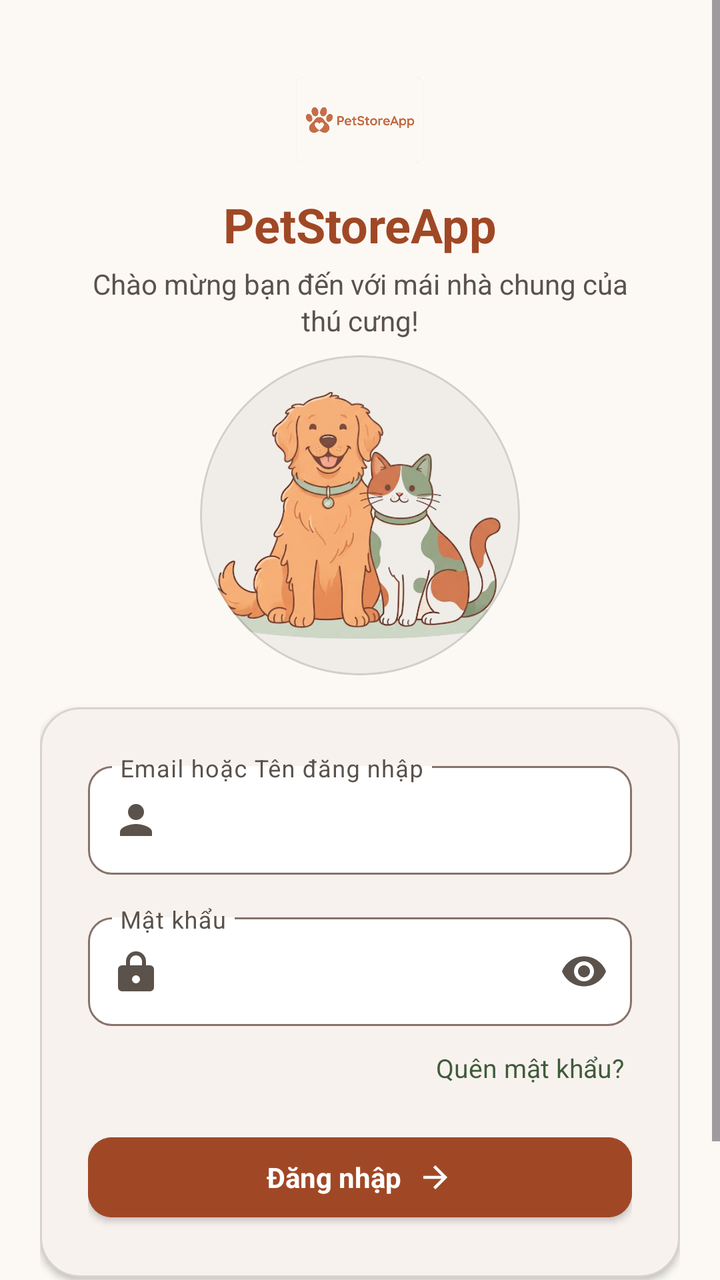
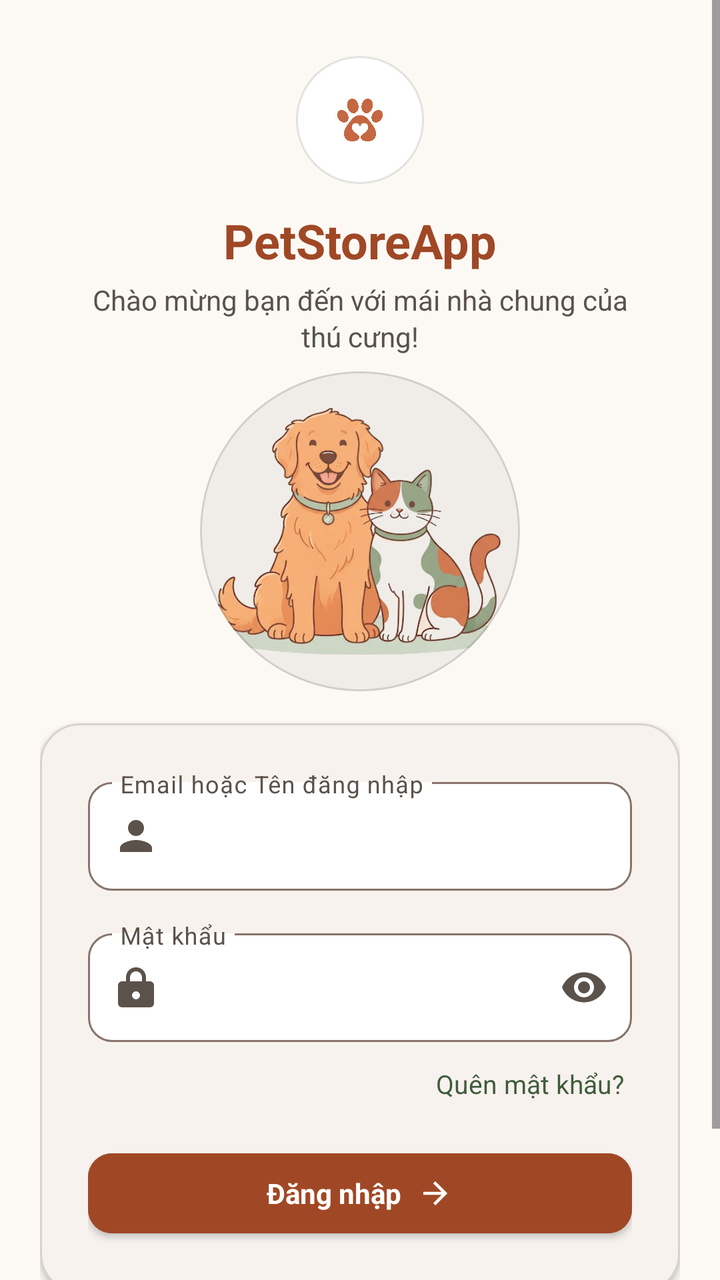

Screens rendered from an Android XML layout before and after an edit, with the pre-edit source and the edit as a unified diff.
<!-- AndroidManifest.xml: application theme Theme.QuanLyThuCung -->
<!-- res/layout/activity_login.xml -->
<?xml version="1.0" encoding="utf-8"?>
<ScrollView xmlns:android="http://schemas.android.com/apk/res/android"
    xmlns:app="http://schemas.android.com/apk/res-auto"
    xmlns:tools="http://schemas.android.com/tools"
    android:layout_width="match_parent"
    android:layout_height="match_parent"
    android:background="@color/color_background"
    android:fillViewport="true">

    <LinearLayout
        android:layout_width="match_parent"
        android:layout_height="wrap_content"
        android:orientation="vertical"
        android:paddingStart="@dimen/screen_padding"
        android:paddingEnd="@dimen/screen_padding"
        android:paddingTop="@dimen/spacing_lg"
        android:paddingBottom="@dimen/spacing_lg"
        android:gravity="center_horizontal">

        
        <ImageView
            android:id="@+id/ivLogo"
            android:layout_width="64dp"
            android:layout_height="64dp"
            android:layout_marginTop="@dimen/spacing_xs"
            android:adjustViewBounds="true"
            android:contentDescription="PetStoreApp Logo"
            android:scaleType="fitCenter"
            android:src="@drawable/petstore_logo" />

        
        <TextView
            android:id="@+id/tvAppTitle"
            android:layout_width="wrap_content"
            android:layout_height="wrap_content"
            android:layout_marginTop="@dimen/spacing_xs"
            android:text="PetStoreApp"
            android:textAppearance="@style/TextAppearance.PetStore.Title"
            android:textColor="@color/color_primary"
            android:textSize="24sp"
            android:textStyle="bold" />

        
        <TextView
            android:id="@+id/tvSubtitle"
            android:layout_width="wrap_content"
            android:layout_height="wrap_content"
            android:layout_marginTop="@dimen/spacing_xs"
            android:gravity="center"
            android:lineSpacingExtra="2dp"
            android:maxWidth="280dp"
            android:text="Chào mừng bạn đến với mái nhà chung của thú cưng!"
            android:textAppearance="@style/TextAppearance.PetStore.BodySecondary"
            android:textColor="@color/text_secondary"
            android:textSize="14sp" />

        
        <com.google.android.material.card.MaterialCardView
            android:id="@+id/cardIllustration"
            android:layout_width="160dp"
            android:layout_height="160dp"
            android:layout_marginTop="@dimen/spacing_sm"
            android:layout_marginBottom="@dimen/spacing_md"
            app:cardBackgroundColor="@color/color_surface_variant"
            app:cardCornerRadius="80dp"
            app:cardElevation="0dp"
            app:strokeColor="@color/border_color"
            app:strokeWidth="1dp">

            <ImageView
                android:id="@+id/ivIllustration"
                android:layout_width="match_parent"
                android:layout_height="match_parent"
                android:padding="8dp"
                android:adjustViewBounds="true"
                android:contentDescription="Minh họa thú cưng"
                android:scaleType="fitCenter"
                android:src="@drawable/login_pet_illustration" />
        </com.google.android.material.card.MaterialCardView>

        
        <com.google.android.material.card.MaterialCardView
            android:id="@+id/cardLoginForm"
            style="@style/Widget.PetStore.FormCard"
            android:layout_width="match_parent"
            android:layout_height="wrap_content"
            android:layout_marginBottom="@dimen/spacing_md">

            <LinearLayout
                android:layout_width="match_parent"
                android:layout_height="wrap_content"
                android:orientation="vertical"
                android:padding="@dimen/spacing_lg">

                
                <com.google.android.material.textfield.TextInputLayout
                    android:id="@+id/tilIdentifier"
                    style="@style/Widget.PetStore.TextInput"
                    android:layout_width="match_parent"
                    android:layout_height="wrap_content"
                    android:layout_marginBottom="@dimen/spacing_md"
                    android:hint="Email hoặc Tên đăng nhập"
                    app:startIconDrawable="@drawable/ic_person">

                    <com.google.android.material.textfield.TextInputEditText
                        android:id="@+id/etIdentifier"
                        style="@style/Widget.Material3.TextInputEditText.OutlinedBox"
                        android:layout_width="match_parent"
                        android:layout_height="wrap_content"
                        android:inputType="textEmailAddress"
                        android:textColor="@color/text_primary"
                        android:textSize="15sp" />
                </com.google.android.material.textfield.TextInputLayout>

                
                <com.google.android.material.textfield.TextInputLayout
                    android:id="@+id/tilPassword"
                    style="@style/Widget.PetStore.TextInput"
                    android:layout_width="match_parent"
                    android:layout_height="wrap_content"
                    android:hint="Mật khẩu"
                    app:endIconMode="password_toggle"
                    app:startIconDrawable="@drawable/ic_lock">

                    <com.google.android.material.textfield.TextInputEditText
                        android:id="@+id/etPassword"
                        style="@style/Widget.Material3.TextInputEditText.OutlinedBox"
                        android:layout_width="match_parent"
                        android:layout_height="wrap_content"
                        android:inputType="textPassword"
                        android:textColor="@color/text_primary"
                        android:textSize="15sp" />
                </com.google.android.material.textfield.TextInputLayout>

                
                <TextView
                    android:id="@+id/tvForgotPassword"
                    android:layout_width="wrap_content"
                    android:layout_height="wrap_content"
                    android:layout_gravity="end"
                    android:layout_marginTop="8dp"
                    android:layout_marginBottom="@dimen/spacing_md"
                    android:background="?attr/selectableItemBackgroundBorderless"
                    android:clickable="true"
                    android:focusable="true"
                    android:paddingStart="4dp"
                    android:paddingTop="4dp"
                    android:paddingEnd="4dp"
                    android:paddingBottom="4dp"
                    android:text="Quên mật khẩu?"
                    android:textAppearance="@style/TextAppearance.PetStore.BodySecondary"
                    android:textColor="@color/color_secondary"
                    android:textSize="13sp" />

                
                <com.google.android.material.button.MaterialButton
                    android:id="@+id/btnLogin"
                    style="@style/Widget.PetStore.Button.Primary"
                    android:layout_width="match_parent"
                    android:layout_height="52dp"
                    android:text="Đăng nhập"
                    app:cornerRadius="@dimen/radius_button"
                    app:icon="@drawable/ic_arrow_forward"
                    app:iconGravity="textEnd"
                    app:iconPadding="8dp"
                    app:iconTint="@color/white" />

            </LinearLayout>
        </com.google.android.material.card.MaterialCardView>

        
        <LinearLayout
            android:layout_width="wrap_content"
            android:layout_height="wrap_content"
            android:layout_marginTop="@dimen/spacing_xs"
            android:layout_marginBottom="@dimen/spacing_sm"
            android:orientation="horizontal"
            android:gravity="center">

            <TextView
                android:layout_width="wrap_content"
                android:layout_height="wrap_content"
                android:text="Chưa có tài khoản?"
                android:textAppearance="@style/TextAppearance.PetStore.BodySecondary"
                android:textColor="@color/text_secondary"
                android:textSize="14sp" />

            <TextView
                android:id="@+id/tvRegister"
                android:layout_width="wrap_content"
                android:layout_height="wrap_content"
                android:layout_marginStart="4dp"
                android:paddingStart="4dp"
                android:paddingEnd="4dp"
                android:paddingTop="4dp"
                android:paddingBottom="4dp"
                android:text="Đăng ký"
                android:textAppearance="@style/TextAppearance.PetStore.BodySecondary"
                android:textColor="@color/color_primary"
                android:textStyle="bold"
                android:textSize="14sp" />
        </LinearLayout>

    </LinearLayout>
</ScrollView>
<!-- resources referenced by this layout -->
<resources>
  <color name="border_color">#335A524B</color>
  <color name="color_background">#FCF9F4</color>
  <color name="color_primary">#A04826</color>
  <color name="color_secondary">#3F5C3A</color>
  <color name="color_surface_variant">#F0EDE9</color>
  <color name="text_primary">#221E1B</color>
  <color name="text_secondary">#5A524B</color>
  <color name="white">#FFFFFFFF</color>
  <dimen name="radius_button">12dp</dimen>
  <dimen name="screen_padding">20dp</dimen>
  <dimen name="spacing_lg">24dp</dimen>
  <dimen name="spacing_md">16dp</dimen>
  <dimen name="spacing_sm">8dp</dimen>
  <dimen name="spacing_xs">4dp</dimen>
  <!-- drawable ic_arrow_forward (drawable) -->
  <vector xmlns:android="http://schemas.android.com/apk/res/android"
      android:width="24dp"
      android:height="24dp"
      android:viewportWidth="24.0"
      android:viewportHeight="24.0"
      android:tint="?attr/colorControlNormal">
      <path
          android:fillColor="#FF000000"
          android:pathData="M12,4l-1.41,1.41L16.17,11H4v2h12.17l-5.58,5.59L12,20l8,-8z"/>
  </vector>
  <!-- drawable ic_person (drawable) -->
  <vector xmlns:android="http://schemas.android.com/apk/res/android"
      android:width="24dp"
      android:height="24dp"
      android:viewportWidth="24.0"
      android:viewportHeight="24.0">
      <path
          android:fillColor="#FF000000"
          android:pathData="M12,12c2.21,0 4,-1.79 4,-4s-1.79,-4 -4,-4 -4,1.79 -4,4 1.79,4 4,4zM12,14c-2.67,0 -8,1.34 -8,4v2h16v-2c0,-2.66 -5.33,-4 -8,-4z"/>
  </vector>
  <!-- drawable petstore_logo: png bitmap (drawable, 27716 bytes) -->
  <style name="TextAppearance.PetStore.BodySecondary" parent="android:TextAppearance">
          <item name="android:textSize">14sp</item>
          <item name="android:fontFamily">sans-serif</item>
          <item name="android:textColor">@color/text_secondary</item>
      </style>
  <style name="TextAppearance.PetStore.Title" parent="android:TextAppearance">
          <item name="android:textSize">22sp</item>
          <item name="android:textStyle">bold</item>
          <item name="android:fontFamily">sans-serif</item>
          <item name="android:textColor">@color/text_primary</item>
      </style>
  <style name="Widget.PetStore.FormCard" parent="Widget.MaterialComponents.CardView">
          <item name="cardCornerRadius">20dp</item>
          <item name="cardBackgroundColor">@color/color_surface</item>
          <item name="cardElevation">2dp</item>
          <item name="strokeColor">@color/border_color</item>
          <item name="strokeWidth">1dp</item>
      </style>
  <style name="Theme.QuanLyThuCung" parent="Base.Theme.QuanLyThuCung" />
  <dimen name="touch_target_min">48dp</dimen>
  <style name="TextAppearance.PetStore.Button" parent="android:TextAppearance">
          <item name="android:textSize">14sp</item>
          <item name="android:textStyle">bold</item>
          <item name="android:fontFamily">sans-serif</item>
          <item name="android:textColor">@color/white</item>
      </style>
  <color name="color_surface">#FFFFFF</color>
  <dimen name="radius_input">12dp</dimen>
  <color name="color_error">#BA1A1A</color>
  <color name="color_primary_container">#B25D3A</color>
  <color name="color_secondary_container">#D0EAC0</color>
  <!-- unchanged entries left out for length: 5 -->
</resources>

<!-- the commit's change to res/layout/activity_login.xml (unified diff, before → after) -->
@@ -18,15 +18,24 @@
         android:gravity="center_horizontal">
 
         
-        <ImageView
-            android:id="@+id/ivLogo"
-            android:layout_width="64dp"
-            android:layout_height="64dp"
-            android:layout_marginTop="@dimen/spacing_xs"
-            android:adjustViewBounds="true"
-            android:contentDescription="PetStoreApp Logo"
-            android:scaleType="fitCenter"
-            android:src="@drawable/petstore_logo" />
+        <FrameLayout
+            android:id="@+id/cardPawContainer"
+            android:layout_width="@dimen/brand_paw_container_size"
+            android:layout_height="@dimen/brand_paw_container_size"
+            android:layout_marginTop="@dimen/spacing_xs"
+            android:layout_marginBottom="@dimen/spacing_sm"
+            android:background="@drawable/bg_brand_paw_container">
+
+            <ImageView
+                android:id="@+id/ivPawLogo"
+                android:layout_width="@dimen/brand_paw_icon_size"
+                android:layout_height="@dimen/brand_paw_icon_size"
+                android:layout_gravity="center"
+                android:adjustViewBounds="true"
+                android:contentDescription="PetStoreApp Paw Icon"
+                android:scaleType="fitCenter"
+                android:src="@drawable/petstore_paw_icon" />
+        </FrameLayout>
 
         
         <TextView
<!-- resource entries referenced after the edit -->
@@ -8,12 +8,23 @@
   <color name="text_primary">#221E1B</color>
   <color name="text_secondary">#5A524B</color>
   <color name="white">#FFFFFFFF</color>
+  <dimen name="brand_paw_container_size">64dp</dimen>
+  <dimen name="brand_paw_icon_size">32dp</dimen>
   <dimen name="radius_button">12dp</dimen>
   <dimen name="screen_padding">20dp</dimen>
   <dimen name="spacing_lg">24dp</dimen>
   <dimen name="spacing_md">16dp</dimen>
   <dimen name="spacing_sm">8dp</dimen>
   <dimen name="spacing_xs">4dp</dimen>
+  <!-- drawable bg_brand_paw_container (drawable) -->
+  <?xml version="1.0" encoding="utf-8"?>
+  <shape xmlns:android="http://schemas.android.com/apk/res/android"
+      android:shape="oval">
+      <solid android:color="@color/brand_paw_container_background" />
+      <stroke
+          android:width="1dp"
+          android:color="@color/brand_paw_badge_stroke" />
+  </shape>
   <!-- drawable ic_arrow_forward (drawable) -->
   <vector xmlns:android="http://schemas.android.com/apk/res/android"
       android:width="24dp"
@@ -35,7 +46,7 @@
           android:fillColor="#FF000000"
           android:pathData="M12,12c2.21,0 4,-1.79 4,-4s-1.79,-4 -4,-4 -4,1.79 -4,4 1.79,4 4,4zM12,14c-2.67,0 -8,1.34 -8,4v2h16v-2c0,-2.66 -5.33,-4 -8,-4z"/>
   </vector>
-  <!-- drawable petstore_logo: png bitmap (drawable, 27716 bytes) -->
+  <!-- drawable petstore_paw_icon: png bitmap (drawable, 63411 bytes) -->
   <style name="TextAppearance.PetStore.BodySecondary" parent="android:TextAppearance">
           <item name="android:textSize">14sp</item>
           <item name="android:fontFamily">sans-serif</item>
@@ -55,6 +66,8 @@
           <item name="strokeWidth">1dp</item>
       </style>
   <style name="Theme.QuanLyThuCung" parent="Base.Theme.QuanLyThuCung" />
+  <color name="brand_paw_container_background">#FFFFFF</color>
+  <color name="brand_paw_badge_stroke">#1F2D2926</color>
   <dimen name="touch_target_min">48dp</dimen>
   <style name="TextAppearance.PetStore.Button" parent="android:TextAppearance">
           <item name="android:textSize">14sp</item>
